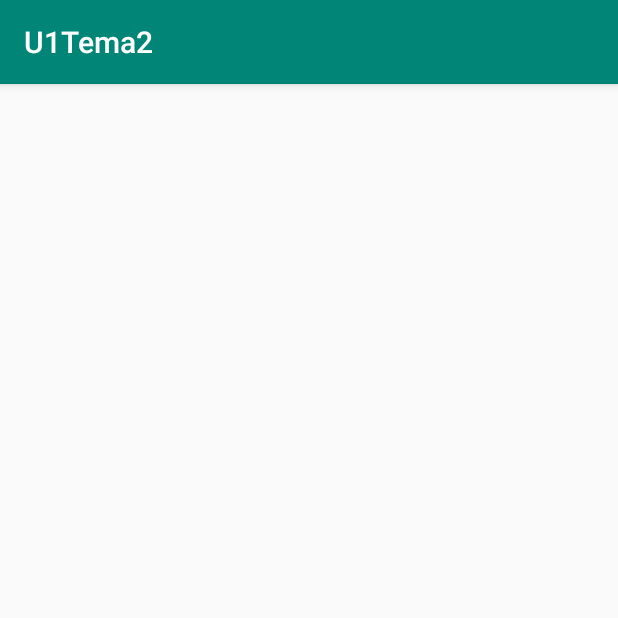
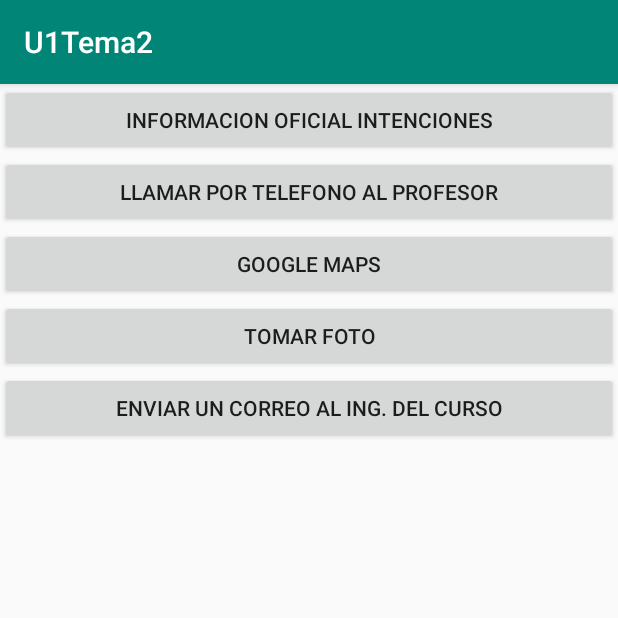
Before and after one commit to angelabalaguer/U1Tema2AndroidVerano, an Android app: the Intenciones screen opened directly, with no data from a screen before it, on a phone screen of 412 x 824 dp, the top half of it. Run offline under Robolectric (Android 15) with nearby library versions, the phone set to English and light mode, and no system bars.

Commit message:
añadiendo INTENCIONES

```diff
--- a/app/src/main/res/layout/activity_intenciones.xml
+++ b/app/src/main/res/layout/activity_intenciones.xml
@@ -1,9 +1,34 @@
 <?xml version="1.0" encoding="utf-8"?>
-<androidx.constraintlayout.widget.ConstraintLayout xmlns:android="http://schemas.android.com/apk/res/android"
+<LinearLayout xmlns:android="http://schemas.android.com/apk/res/android"
     xmlns:app="http://schemas.android.com/apk/res-auto"
     xmlns:tools="http://schemas.android.com/tools"
     android:layout_width="match_parent"
     android:layout_height="match_parent"
+    android:orientation="vertical"
     tools:context=".Intenciones">
-
-</androidx.constraintlayout.widget.ConstraintLayout>
+    <Button
+        android:layout_width="match_parent"
+        android:layout_height="wrap_content"
+        android:onClick="web"
+        android:text="Informacion oficial intenciones" />
+    <Button
+        android:layout_width="match_parent"
+        android:layout_height="wrap_content"
+        android:onClick="Llamar"
+        android:text="LLamar por telefono al profesor" />
+    <Button
+        android:layout_width="match_parent"
+        android:layout_height="wrap_content"
+        android:onClick="maps"
+        android:text="Google Maps" />
+    <Button
+        android:layout_width="match_parent"
+        android:layout_height="wrap_content"
+        android:onClick="foto"
+        android:text="Tomar Foto" />
+    <Button
+        android:layout_width="match_parent"
+        android:layout_height="wrap_content"
+        android:onClick="email"
+        android:text="Enviar un correo al Ing. del curso" />
+</LinearLayout>
```
Also changed, not shown: app/src/main/java/com/acrispin/u1tema2/Intenciones.java (+44 -1 lines).
